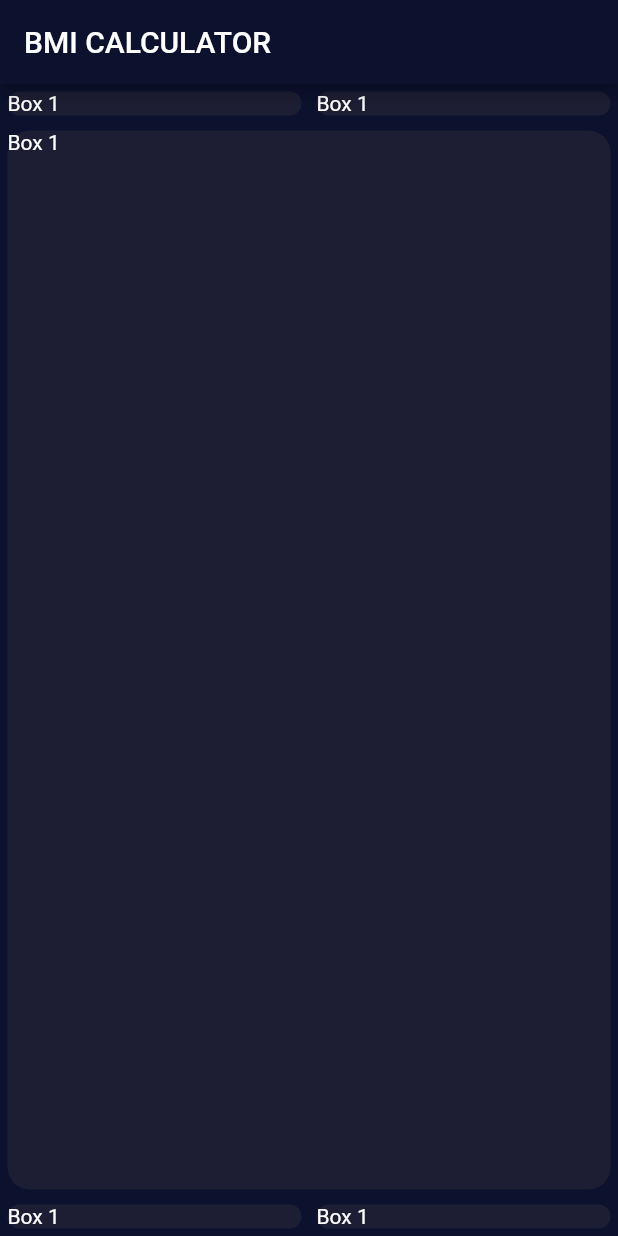
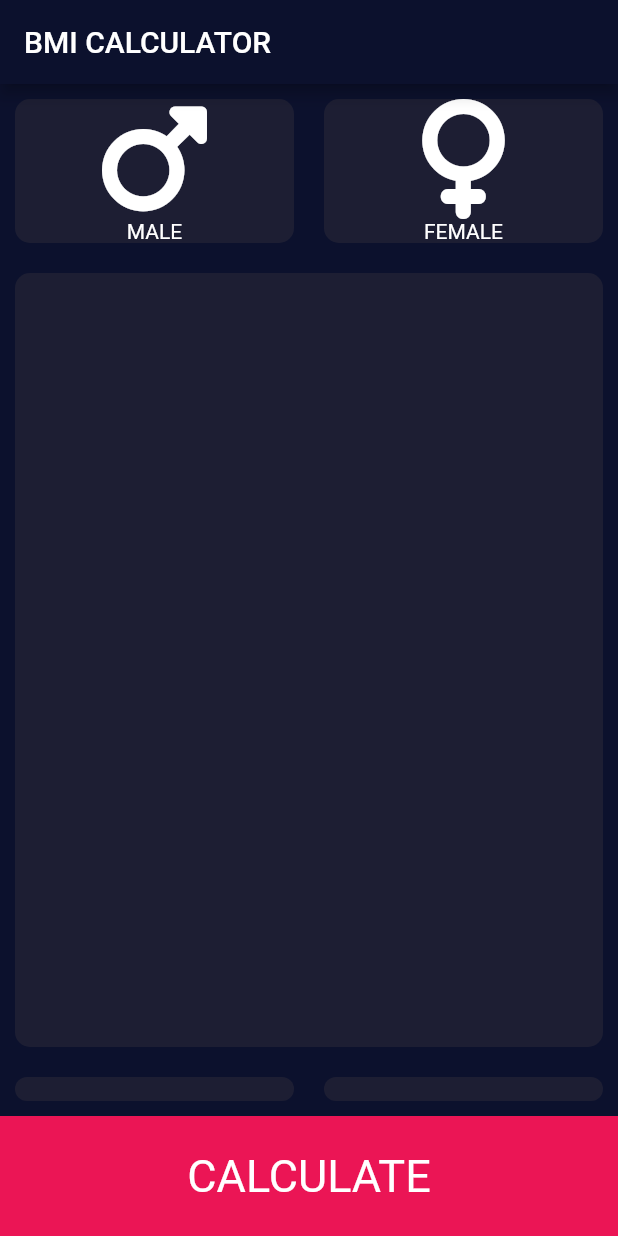
Before and after one commit to HooEP01/bmi, a Flutter app: the screen it shows after launch, on a phone screen of 412 x 824 dp. Run offline on Flutter 3.47's test engine with Material 2 defaults, Android fonts, the phone set to English and light mode, and no system bars; our stand-ins replace font_awesome_flutter.

Commit message:
Gender Container Done

```diff
--- a/lib/input_page.dart
+++ b/lib/input_page.dart
@@ -1,5 +1,6 @@
 import 'package:flutter/material.dart';
 import 'reusable_card.dart';
+import 'package:font_awesome_flutter/font_awesome_flutter.dart';
 
 class InputPage extends StatefulWidget {
   const InputPage({Key? key}) : super(key: key);
@@ -16,30 +17,69 @@ class _InputPageState extends State<InputPage> {
         title: Text('BMI CALCULATOR'),
       ),
       body: Column(
+        mainAxisAlignment: MainAxisAlignment.spaceBetween,
         crossAxisAlignment: CrossAxisAlignment.stretch,
         children: [
           Row(
             children: [
               Expanded(
-                child: ReusableCard(),
+                child: ReusableCard(
+                  cardChild: Column(
+                    children: [
+                      Icon(
+                        FontAwesomeIcons.mars,
+                        size: 80.0,
+                      ),
+                      Text('MALE'),
+                    ],
+                  ),
+                ),
               ),
               Expanded(
-                child: ReusableCard(),
+                child: ReusableCard(
+                  cardChild: Column(
+                    children: [
+                      Icon(
+                        FontAwesomeIcons.venus,
+                        size: 80.0,
+                      ),
+                      Text('FEMALE'),
+                    ],
+                  ),
+                ),
               ),
             ],
           ),
           Expanded(
-            child: ReusableCard(),
+            child: ReusableCard(
+              cardChild: Text(''),
+            ),
           ),
           Row(
             children: [
               Expanded(
-                child: ReusableCard(),
+                child: ReusableCard(
+                  cardChild: Text(''),
+                ),
               ),
               Expanded(
-                child: ReusableCard(),
+                child: ReusableCard(
+                  cardChild: Text(''),
+                ),
               ),
             ],
+          ),
+          Container(
+            height: 80.0,
+            color: Color(0xFFEB1555),
+            child: Center(
+              child: Text(
+                'CALCULATE',
+                style: TextStyle(
+                  fontSize: 30.0,
+                ),
+              ),
+            ),
           ),
         ],
       ),
--- a/lib/reusable_card.dart
+++ b/lib/reusable_card.dart
@@ -3,17 +3,17 @@ import 'package:flutter/material.dart';
 const Color ActiveCardColor = Color(0xFF1D1E33);
 
 class ReusableCard extends StatelessWidget {
-  const ReusableCard({
-    super.key,
-  });
+  final Widget cardChild;
+
+  ReusableCard({required this.cardChild});
 
   @override
   Widget build(BuildContext context) {
     return Container(
-      child: Text('Box 1'),
-      margin: EdgeInsets.all(5.0),
+      child: cardChild,
+      margin: EdgeInsets.all(10.0),
       decoration: BoxDecoration(
-        borderRadius: BorderRadius.circular(15.0),
+        borderRadius: BorderRadius.circular(10.0),
         color: ActiveCardColor,
       ),
     );
--- a/pubspec.yaml
+++ b/pubspec.yaml
@@ -35,6 +35,7 @@ dependencies:
   # The following adds the Cupertino Icons font to your application.
   # Use with the CupertinoIcons class for iOS style icons.
   cupertino_icons: ^1.0.2
+  font_awesome_flutter: ^10.4.0
 
 dev_dependencies:
   flutter_test:
```
Also changed, not shown: pubspec.lock.
